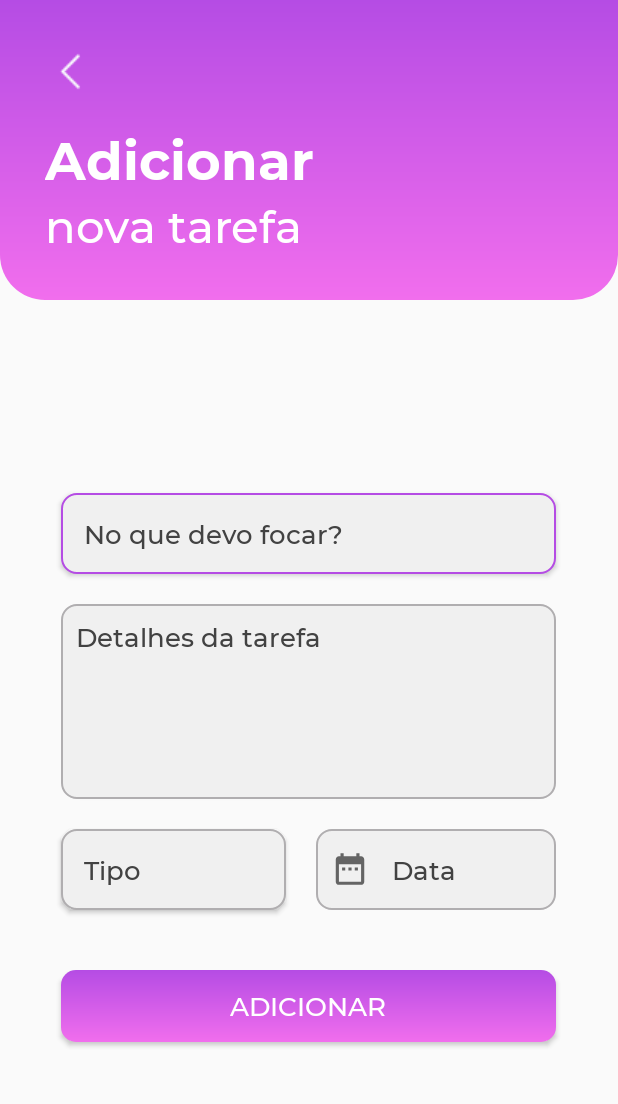
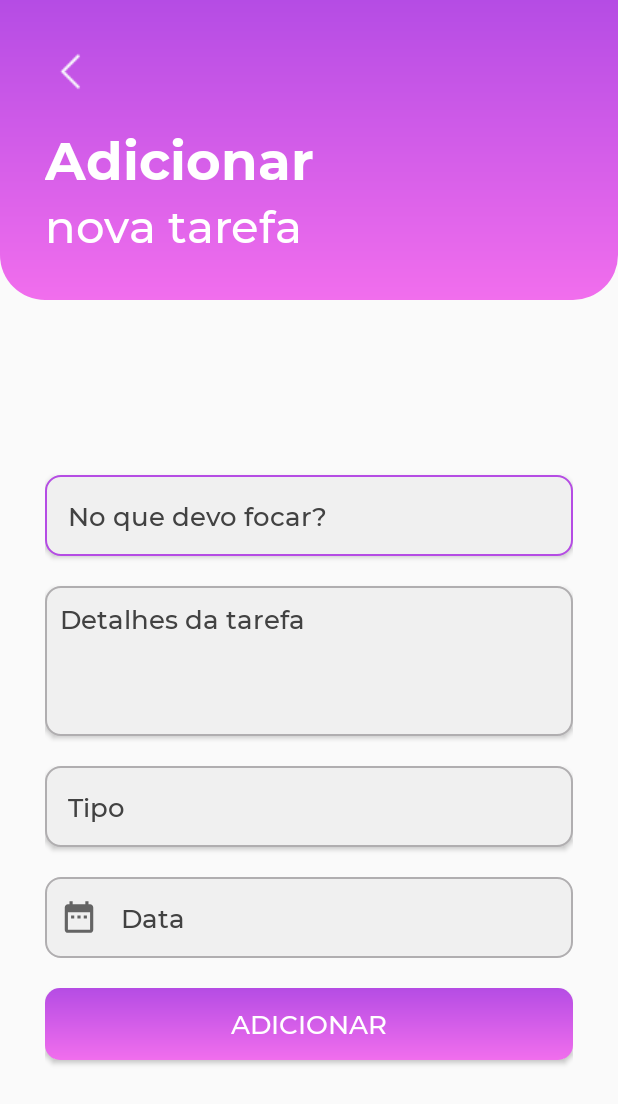
Before and after one commit to guilhermerauj0/Mete-Foco, an Android app: the screen it shows after launch (AddNewTaskActivity), after a tap on an icon or button, on a phone screen of 412 x 824 dp. Shown: the top 1104 px of the screen. Run offline under Robolectric (Android 15) with nearby library versions, the phone set to English and light mode, and no system bars.

Commit message:
Added database for tasks

```diff
--- a/app/src/main/java/com/coldrosemob/myapplication/adapter/TaskAdapter.java
+++ b/app/src/main/java/com/coldrosemob/myapplication/adapter/TaskAdapter.java
@@ -1,7 +1,7 @@
 package com.coldrosemob.myapplication.adapter;
 
+import android.app.Activity;
 import android.content.Context;
-import android.util.Log;
 import android.view.LayoutInflater;
 import android.view.View;
 import android.view.ViewGroup;
@@ -10,25 +10,32 @@ import androidx.annotation.NonNull;
 import androidx.recyclerview.widget.RecyclerView;
 
 import com.coldrosemob.myapplication.R;
-import com.coldrosemob.myapplication.model.Task;
 import com.coldrosemob.myapplication.viewholder.TaskViewHolder;
 
-import java.util.List;
+import java.util.ArrayList;
 
 public class TaskAdapter extends RecyclerView.Adapter<TaskViewHolder> {
 
-    private List<Task> listaTask;
-    public TaskAdapter(List<Task> lista){listaTask = lista; }
+    private Context context;
+    private Activity activity;
+    private ArrayList taskId, taskTitle, taskDescription, taskType, taskDate;
 
-    public List<Task> getListaTask() {
-        return listaTask;
+    public TaskAdapter(Activity activity, Context context, ArrayList taskId, ArrayList taskTitle, ArrayList taskDescription,
+                       ArrayList taskType, ArrayList taskDate) {
+        this.activity = activity;
+        this.context = context;
+        this.taskId = taskId;
+        this.taskTitle = taskTitle;
+        this.taskDescription = taskDescription;
+        this.taskType = taskType;
+        this.taskDate = taskDate;
     }
 
     @NonNull
     @Override
     public TaskViewHolder onCreateViewHolder(@NonNull ViewGroup parent, int viewType) {
 
-        Context context = parent.getContext();
+        // Context context = parent.getContext();
         LayoutInflater inflater = LayoutInflater.from(context);
         View taskView = inflater.inflate(R.layout.row_task_list, parent, false);
 
@@ -37,8 +44,10 @@ public class TaskAdapter extends RecyclerView.Adapter<TaskViewHolder> {
 
     @Override
     public void onBindViewHolder(@NonNull TaskViewHolder holder, int position) {
-        Task task = listaTask.get(position);
-        holder.bindData(task);
+        //Task task = listaTask.get(position);
+        //holder.bindData(task);
+        holder.textRow_TaskName.setText(String.valueOf(taskTitle.get(position)));
+        holder.textRow_TaskDate.setText(String.valueOf(taskDate.get(position)));
 
         // click do checkBox
         holder.cbRow_ConfirmTask.setOnClickListener(new View.OnClickListener() {
@@ -55,7 +64,6 @@ public class TaskAdapter extends RecyclerView.Adapter<TaskViewHolder> {
 
     @Override
     public int getItemCount() {
-        return listaTask.size();
+        return taskId.size();
     }
-
 }
--- /dev/null
+++ b/app/src/main/java/com/coldrosemob/myapplication/model/DBHelper.java
@@ -0,0 +1,99 @@
+package com.coldrosemob.myapplication.model;
+
+import android.content.ContentValues;
+import android.content.Context;
+import android.database.Cursor;
+import android.database.sqlite.SQLiteDatabase;
+import android.database.sqlite.SQLiteOpenHelper;
+
+import androidx.annotation.Nullable;
+
+public class DBHelper extends SQLiteOpenHelper {
+
+    private static int versao = 1;
+    private static String nomeDB = "meteFocoTask.db";
+    // codigo para adicionar os elementos
+    String[] sql = {"CREATE TABLE tarefa ( id INTEGER NOT NULL UNIQUE, titulo TEXT NOT NULL, descricao TEXT NOT NULL, tipo	TEXT NOT NULL, data	TEXT NOT NULL, PRIMARY KEY(id AUTOINCREMENT));"
+    };
+
+    public DBHelper(@Nullable Context context) {
+        super(context, nomeDB, null, versao);
+    }
+
+    @Override
+    public void onCreate(SQLiteDatabase db) {
+        for (int i = 0; i < sql.length; i++) {
+            db.execSQL(sql[i]);
+
+        }
+    }
+
+    @Override
+    public void onUpgrade(SQLiteDatabase db, int oldVersion, int newVersion) {
+    }
+
+    //===================================UTILIZADOR======================================
+    // INSERT
+    public long insert_Tarefa(String titulo, String descricao, String tipo, String data) {
+        SQLiteDatabase db = getWritableDatabase();
+        ContentValues values = new ContentValues();
+        values.put("titulo", titulo);
+        values.put("descricao", descricao);
+        values.put("tipo", tipo);
+        values.put("data", data);
+        return db.insert("tarefa", null, values);
+
+    }
+
+    // UPDATE
+    public long update_Tarefa(int id, String titulo, String descricao, String tipo, String data) {
+        SQLiteDatabase db = getWritableDatabase();
+        ContentValues values = new ContentValues();
+        values.put("titulo", titulo);
+        values.put("descricao", descricao);
+        values.put("tipo", tipo);
+        values.put("data", data);
+        return db.update("tarefa", values, "id=?", new String[]{String.valueOf(id)});
+    }
+
+    // DELETE
+    public long delete_Tarefa(int id) {
+        SQLiteDatabase db = getWritableDatabase();
+        return db.delete("tarefa", "id=?", new String[]{String.valueOf(id)});
+    }
+
+    // SELECT
+    public Cursor select_Tarefa(int id) {
+        SQLiteDatabase db = getReadableDatabase();
+        return db.rawQuery("SELECT * FROM tarefa WHERE id=?",
+                new String[]{String.valueOf(id)});
+    }
+
+    // SELECT ALL
+    public Cursor selectAll_Tarefa() {
+        SQLiteDatabase db = getReadableDatabase();
+        Cursor c = null;
+        if (db != null) {
+            c = db.rawQuery("SELECT * FROM tarefa", null);
+        }
+        return c;
+    }
+
+    // SELECT BY ID
+    public Task selectById_Tarefas(int id) {
+        SQLiteDatabase db = getReadableDatabase();
+        Cursor c = db.rawQuery("SELECT * FROM tarefa WHERE id=?", new String[]{String.valueOf(id)});
+        c.moveToFirst();
+
+        if (c.getCount() == 1) {
+            String titulo = c.getString(c.getColumnIndex("titulo"));
+            String descricao = c.getString(c.getColumnIndex("descricao"));
+            String tipo = c.getString(c.getColumnIndex("tipo"));
+            String data = c.getString(c.getColumnIndex("data"));
+            return new Task(id, titulo, descricao, tipo, data, false);
+        } else {
+            return null;
+        }
+    }
+    //===================================================================================
+}
--- a/app/src/main/java/com/coldrosemob/myapplication/views/MainActivity.java
+++ b/app/src/main/java/com/coldrosemob/myapplication/views/MainActivity.java
@@ -1,10 +1,12 @@
 package com.coldrosemob.myapplication.views;
 
 import android.content.Intent;
+import android.database.Cursor;
 import android.os.Bundle;
 import android.view.View;
 import android.widget.ImageView;
 import android.widget.TextView;
+import android.widget.Toast;
 
 import androidx.annotation.Nullable;
 import androidx.appcompat.app.AppCompatActivity;
@@ -13,20 +15,31 @@ import androidx.recyclerview.widget.RecyclerView;
 
 import com.coldrosemob.myapplication.R;
 import com.coldrosemob.myapplication.adapter.TaskAdapter;
-import com.coldrosemob.myapplication.model.Task;
+import com.coldrosemob.myapplication.model.DBHelper;
 import com.google.android.material.floatingactionbutton.FloatingActionButton;
 
 import java.util.ArrayList;
-import java.util.List;
 
 public class MainActivity extends AppCompatActivity {
 
     ViewHolder mViewHolder = new ViewHolder();
+    DBHelper db;
 
     @Override
     protected void onCreate(Bundle savedInstanceState) {
         super.onCreate(savedInstanceState);
         setContentView(R.layout.activity_main);
+
+        db = new DBHelper(this);
+
+        // informações da tarefa para o banco de dados
+        mViewHolder.taskId = new ArrayList<>();
+        mViewHolder.taskDate = new ArrayList<>();
+        mViewHolder.taskDescription = new ArrayList<>();
+        mViewHolder.taskTitle = new ArrayList<>();
+        mViewHolder.taskType = new ArrayList<>();
+
+        listarTarefas();
 
         mViewHolder.imgTaskOff = findViewById(R.id.imgTaskOff);
         mViewHolder.textTaskOff = findViewById(R.id.textTaskOff);
@@ -34,12 +47,12 @@ public class MainActivity extends AppCompatActivity {
         mViewHolder.textUsuario = findViewById(R.id.textUsuario);
         mViewHolder.rvTask = findViewById(R.id.rvTask_main);
 
-        mViewHolder.listaTask = new ArrayList<>();
+        // TODO Aparecer imagem e texto informando que não há tarefas
+        // TODO Criar menu de visualização detalhada da tarefa
 
-        // TODO Aparecer imagem e texto informando que não há tarefas
-        // TODO Criar database e atrelar as tarefas a ele
         // adapter
-        mViewHolder.taskAdapter = new TaskAdapter(mViewHolder.listaTask);
+        mViewHolder.taskAdapter = new TaskAdapter(MainActivity.this, this, mViewHolder.taskId, mViewHolder.taskTitle,
+                mViewHolder.taskDescription, mViewHolder.taskType, mViewHolder.taskDate);
         mViewHolder.rvTask.setAdapter(mViewHolder.taskAdapter);
 
         // layout
@@ -50,48 +63,41 @@ public class MainActivity extends AppCompatActivity {
             @Override
             public void onClick(View v) {
                 mViewHolder.i = new Intent(MainActivity.this, AddNewTaskActivity.class);
-                mViewHolder.i.putExtra("title", mViewHolder.title);
-                mViewHolder.i.putExtra("description", mViewHolder.description);
-                mViewHolder.i.putExtra("date", mViewHolder.currentDate);
-                mViewHolder.i.putExtra("day", mViewHolder.day);
                 startActivityForResult(mViewHolder.i, 1);
             }
         });
     }
 
+    public static class ViewHolder {
+        FloatingActionButton addTaskFAB;
+        Intent i;
+        TextView textUsuario, textTaskOff;
+        ArrayList<String> taskId, taskTitle, taskDescription, taskType, taskDate;
+        TaskAdapter taskAdapter;
+        ImageView imgTaskOff;
+        RecyclerView rvTask;
+    }
+
     @Override
     protected void onActivityResult(int requestCode, int resultCode, @Nullable Intent data) {
         super.onActivityResult(requestCode, resultCode, data);
-
-        if(requestCode == 1 && resultCode == 1 && data != null){
-            mViewHolder.title = data.getExtras().getString("title");
-            mViewHolder.description = data.getExtras().getString("description");
-            mViewHolder.currentDate = data.getExtras().getString("date");
-            mViewHolder.day = data.getExtras().getString("day");
-            addTask();
-            mViewHolder.taskAdapter.notifyDataSetChanged();
+        if (requestCode == 1 && resultCode == 1) {
+            recreate();
         }
     }
 
-    public static class ViewHolder{
-
-        String title = "", description = "", currentDate, day;
-        FloatingActionButton addTaskFAB;
-        Intent i;
-        TextView textUsuario, textTaskOff;
-        List<Task> listaTask;
-        TaskAdapter taskAdapter;
-        ImageView imgTaskOff;
-        RecyclerView rvTask;
-
-    }
-
-    private void addTask(){
-        mViewHolder.taskAdapter.getListaTask().add(0, Task.TaskBuilder.builder()
-                .setTaskTitle(mViewHolder.title)
-                .setTaskDescription(mViewHolder.description)
-                .setTaskDate(mViewHolder.currentDate)
-                .setTaskDay(mViewHolder.day)
-                .build());
+    public void listarTarefas() {
+        Cursor cursor = db.selectAll_Tarefa();
+        if (cursor.getCount() == 0) {
+            Toast.makeText(this, "Sem banco de dados", Toast.LENGTH_SHORT).show();
+        } else {
+            while (cursor.moveToNext()) {
+                mViewHolder.taskId.add(cursor.getString(0));
+                mViewHolder.taskTitle.add(cursor.getString(1));
+                mViewHolder.taskDescription.add(cursor.getString(2));
+                mViewHolder.taskType.add(cursor.getString(3));
+                mViewHolder.taskDate.add(cursor.getString(4));
+            }
+        }
     }
 }
--- a/app/src/main/res/layout/activity_add_new_task.xml
+++ b/app/src/main/res/layout/activity_add_new_task.xml
@@ -1,6 +1,5 @@
 <?xml version="1.0" encoding="utf-8"?>
 <LinearLayout xmlns:android="http://schemas.android.com/apk/res/android"
-    xmlns:app="http://schemas.android.com/apk/res-auto"
     xmlns:tools="http://schemas.android.com/tools"
     android:layout_width="match_parent"
     android:layout_height="match_parent"
@@ -18,7 +17,6 @@
             android:layout_width="match_parent"
             android:layout_height="260dp"
             android:background="@drawable/rectanglewithborders" />
-
 
         <LinearLayout
             android:id="@+id/linearLayout01"
@@ -69,16 +67,16 @@
         android:id="@+id/relativeLayout"
         android:layout_width="match_parent"
         android:layout_height="match_parent"
+        android:padding="30dp"
         android:gravity="center">
 
         <EditText
             android:id="@+id/editAddTask_Title"
-            android:layout_width="330dp"
+            android:layout_width="match_parent"
             android:layout_height="wrap_content"
             android:elevation="2dp"
             android:textSize="17dp"
             android:layout_marginBottom="20dp"
-            android:focusableInTouchMode="true"
             android:focusable="true"
             android:background="@drawable/edittext_custom"
             android:fontFamily="@font/montserratmedium"
@@ -89,8 +87,8 @@
 
         <EditText
             android:id="@+id/editAddTask_Descricao"
-            android:layout_width="330dp"
-            android:layout_height="130dp"
+            android:layout_width="match_parent"
+            android:layout_height="100dp"
             android:layout_below="@+id/editAddTask_Title"
             android:elevation="2dp"
             android:textSize="17dp"
@@ -104,7 +102,7 @@
 
         <EditText
             android:id="@+id/editAddTask_Tipo"
-            android:layout_width="150dp"
+            android:layout_width="match_parent"
             android:layout_height="wrap_content"
             android:layout_below="@+id/editAddTask_Descricao"
             android:elevation="2dp"
@@ -119,23 +117,19 @@
 
         <LinearLayout
             android:id="@+id/layoutAddTask_date"
-            android:layout_width="160dp"
+            android:layout_width="match_parent"
             android:layout_height="wrap_content"
-            android:layout_toRightOf="@+id/editAddTask_Tipo"
-            android:layout_below="@+id/editAddTask_Descricao"
+            android:layout_below="@+id/editAddTask_Tipo"
             android:orientation="horizontal"
-            android:layout_marginLeft="20dp"
             android:background="@drawable/edittext_custom"
-            android:layout_marginTop="20dp"
-            android:clickable="true"
-            android:layout_marginBottom="20dp">
+            android:clickable="true">
 
             <ImageView
                 android:layout_width="25dp"
                 android:layout_height="25dp"
                 android:layout_gravity="center_vertical"
                 android:src="@drawable/ic_baseline_date_range_24"
-                android:layout_marginLeft="10dp"/>
+                android:layout_marginLeft="10dp" />
 
             <TextView
                 android:id="@+id/textAddTask_date"
@@ -151,9 +145,9 @@
         </LinearLayout>
 
         <Button
-            android:layout_width="330dp"
+            android:layout_width="match_parent"
             android:layout_height="wrap_content"
-            android:layout_below="@id/editAddTask_Tipo"
+            android:layout_below="@id/layoutAddTask_date"
             android:layout_marginTop="20dp"
             android:background="@drawable/button_with_gradient"
             android:fontFamily="@font/montserratmedium"
--- a/app/src/main/res/layout/row_task_list.xml
+++ b/app/src/main/res/layout/row_task_list.xml
@@ -52,5 +52,4 @@
             android:textSize="15dp"/>
 
     </RelativeLayout>
-
 </LinearLayout>
```
Also changed, not shown: app/src/main/java/com/coldrosemob/myapplication/model/Task.java (+47 -1 lines), app/src/main/java/com/coldrosemob/myapplication/viewholder/TaskViewHolder.java (+0 -27 lines), app/src/main/java/com/coldrosemob/myapplication/views/AddNewTaskActivity.java (+19 -21 lines).
